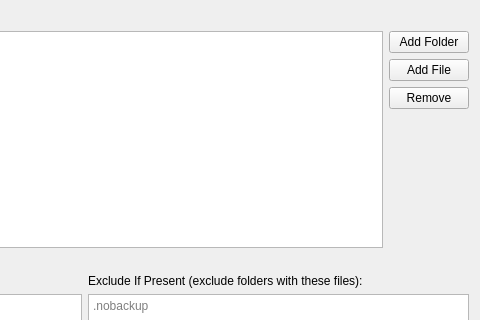
borgbase/vorta-go, file ui/sourcetab.ui: the form before one commit; both pictures show x 311 to 791 and y 0 to 320 of the 791 by 497 pixel window.
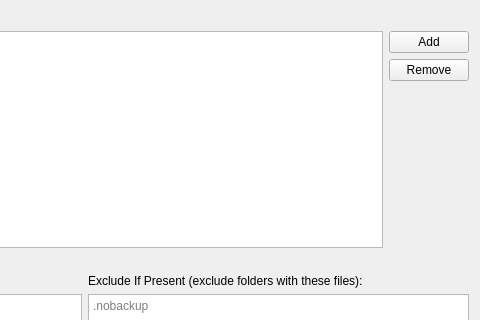
The form after the commit.

Commit message: Implement source and schedule tab. (WIP)

Patch:
```diff
--- a/ui/sourcetab.ui
+++ b/ui/sourcetab.ui
@@ -41,17 +41,10 @@
      </item>
      <item>
       <layout class="QVBoxLayout" name="verticalLayout">
-       <item>
-        <widget class="QPushButton" name="sourceAddFolder">
-         <property name="text">
-          <string>Add Folder</string>
-         </property>
-        </widget>
-       </item>
        <item>
         <widget class="QPushButton" name="sourceAddFile">
          <property name="text">
-          <string>Add File</string>
+          <string>Add</string>
          </property>
         </widget>
        </item>
```
The commit also changes 10 other files.
